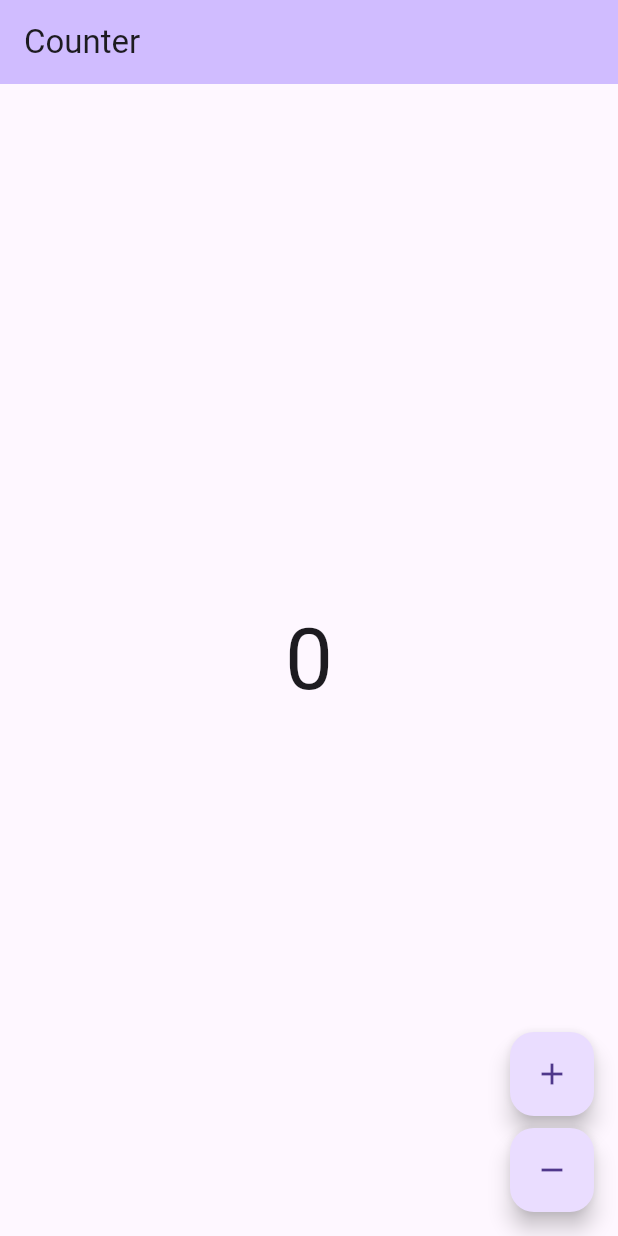
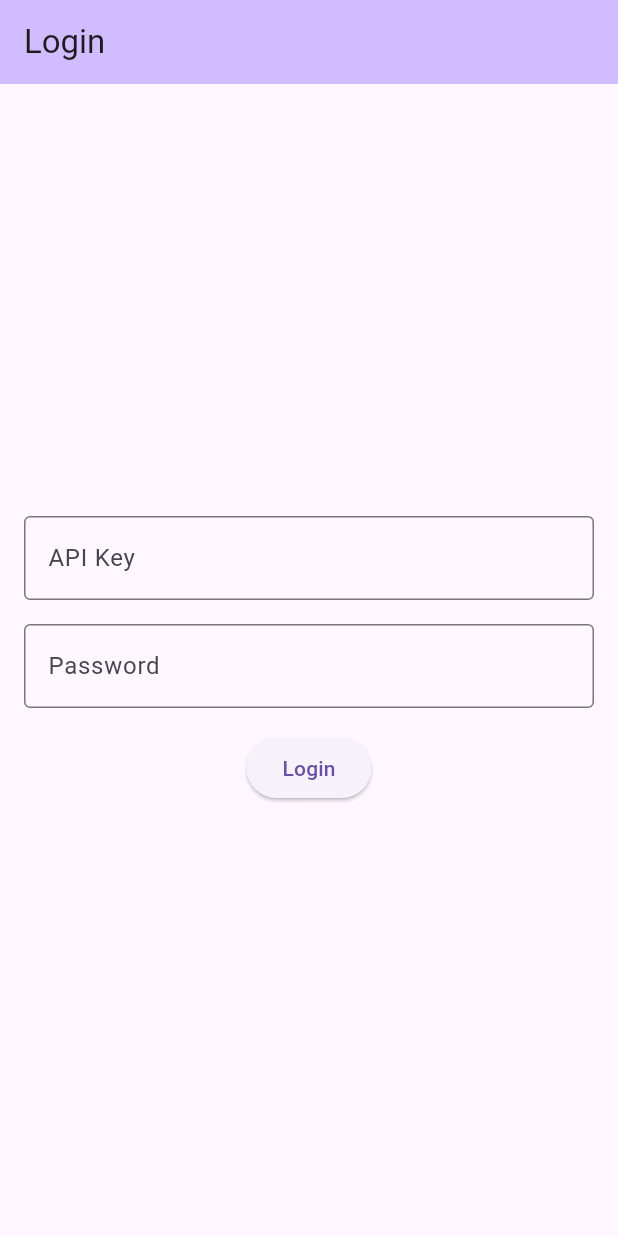
Before and after one commit to stork-delivery/stork_hub, a Flutter app: the screen it shows after launch, on a phone screen of 412 x 824 dp. Run offline on Flutter 3.47's test engine with Material 3 defaults, Android fonts, the phone set to English and light mode, and no system bars; our stand-ins replace bloc, equatable, flutter_bloc; missing offline and left inert: encrypt, pointycastle; generated files the repository leaves out were written again.

Commit message:
many things

```diff
--- a/lib/app/app.dart
+++ b/lib/app/app.dart
@@ -1 +1,2 @@
+export 'cubit/app_cubit.dart';
 export 'view/app.dart';
--- /dev/null
+++ b/lib/app/cubit/app_cubit.dart
@@ -0,0 +1,29 @@
+import 'package:bloc/bloc.dart';
+import 'package:equatable/equatable.dart';
+import 'package:stork_hub/repositories/api_key_repository.dart';
+
+part 'app_state.dart';
+
+class AppCubit extends Cubit<AppState> {
+  AppCubit({
+    required ApiKeyRepository apiKeyRepository,
+  })  : _apiKeyRepository = apiKeyRepository,
+        super(const AppState());
+
+  final ApiKeyRepository _apiKeyRepository;
+
+  void setApiKey(String? apiKey) => emit(AppState(apiKey: apiKey));
+
+  /// Saves the API key with encryption and updates the state
+  Future<void> saveAndSetApiKey({
+    required String apiKey,
+    required String password,
+  }) async {
+    await _apiKeyRepository.saveApiKey(
+      apiKey: apiKey,
+      password: password,
+    );
+
+    setApiKey(apiKey);
+  }
+}
--- /dev/null
+++ b/lib/app/cubit/app_state.dart
@@ -0,0 +1,12 @@
+part of 'app_cubit.dart';
+
+class AppState extends Equatable {
+  const AppState({
+    this.apiKey,
+  });
+
+  final String? apiKey;
+
+  @override
+  List<Object?> get props => [apiKey];
+}
--- a/lib/app/view/app.dart
+++ b/lib/app/view/app.dart
@@ -1,13 +1,27 @@
 import 'package:flutter/material.dart';
-import 'package:stork_hub/counter/counter.dart';
+import 'package:flutter_bloc/flutter_bloc.dart';
+import 'package:stork_hub/app/app.dart';
+import 'package:stork_hub/home/home.dart';
 import 'package:stork_hub/l10n/l10n.dart';
+import 'package:stork_hub/login/login.dart';
+import 'package:stork_hub/repositories/api_key_repository.dart';
 
 class App extends StatelessWidget {
   const App({super.key});
 
   @override
   Widget build(BuildContext context) {
-    return MaterialApp(
+    return MultiRepositoryProvider(
+      providers: [
+        RepositoryProvider(
+          create: (_) => ApiKeyRepository(),
+        ),
+      ],
+      child: BlocProvider(
+        create: (context) => AppCubit(
+          apiKeyRepository: context.read<ApiKeyRepository>(),
+        ),
+        child: MaterialApp(
           theme: ThemeData(
             appBarTheme: AppBarTheme(
               backgroundColor: Theme.of(context).colorScheme.inversePrimary,
@@ -16,7 +30,16 @@ class App extends StatelessWidget {
           ),
           localizationsDelegates: AppLocalizations.localizationsDelegates,
           supportedLocales: AppLocalizations.supportedLocales,
-      home: const CounterPage(),
+          home: BlocBuilder<AppCubit, AppState>(
+            builder: (context, state) {
+              if (state.apiKey != null) {
+                return const HomePage();
+              }
+              return const LoginPage();
+            },
+          ),
+        ),
+      ),
     );
   }
 }
--- /dev/null
+++ b/lib/home/home.dart
@@ -0,0 +1 @@
+export 'view/home_page.dart';
--- /dev/null
+++ b/lib/login/cubit/login_cubit.dart
@@ -0,0 +1,38 @@
+import 'package:bloc/bloc.dart';
+import 'package:equatable/equatable.dart';
+import 'package:stork_hub/repositories/api_key_repository.dart';
+
+part 'login_state.dart';
+
+class LoginCubit extends Cubit<LoginState> {
+  LoginCubit({
+    required ApiKeyRepository apiKeyRepository,
+  })  : _apiKeyRepository = apiKeyRepository,
+        super(const LoginState());
+
+  final ApiKeyRepository _apiKeyRepository;
+
+  Future<void> load() async {
+    emit(state.copyWith(loading: true));
+
+    final hasKey = await _apiKeyRepository.hasApiKey();
+    emit(
+      state.copyWith(
+        hasSavedKey: hasKey,
+        loading: false,
+      ),
+    );
+  }
+
+  Future<void> resetKey() async {
+    emit(state.copyWith(loading: true));
+
+    await _apiKeyRepository.deleteApiKey();
+    emit(
+      state.copyWith(
+        hasSavedKey: false,
+        loading: false,
+      ),
+    );
+  }
+}
--- /dev/null
+++ b/lib/login/cubit/login_state.dart
@@ -0,0 +1,24 @@
+part of 'login_cubit.dart';
+
+class LoginState extends Equatable {
+  const LoginState({
+    this.hasSavedKey = false,
+    this.loading = false,
+  });
+
+  final bool hasSavedKey;
+  final bool loading;
+
+  LoginState copyWith({
+    bool? hasSavedKey,
+    bool? loading,
+  }) {
+    return LoginState(
+      hasSavedKey: hasSavedKey ?? this.hasSavedKey,
+      loading: loading ?? this.loading,
+    );
+  }
+
+  @override
+  List<Object?> get props => [hasSavedKey, loading];
+}
--- /dev/null
+++ b/lib/login/login.dart
@@ -0,0 +1,3 @@
+export 'cubit/login_cubit.dart';
+export 'view/login_page.dart';
+export 'widgets/login_form.dart';
--- /dev/null
+++ b/lib/login/view/login_page.dart
@@ -0,0 +1,26 @@
+import 'package:flutter/material.dart';
+import 'package:flutter_bloc/flutter_bloc.dart';
+import 'package:stork_hub/login/login.dart';
+import 'package:stork_hub/repositories/api_key_repository.dart';
+
+class LoginPage extends StatelessWidget {
+  const LoginPage({super.key});
+
+  @override
+  Widget build(BuildContext context) {
+    return BlocProvider<LoginCubit>(
+      create: (context) => LoginCubit(
+        apiKeyRepository: context.read<ApiKeyRepository>(),
+      )..load(),
+      child: Scaffold(
+        appBar: AppBar(
+          title: const Text('Login'),
+        ),
+        body: const Padding(
+          padding: EdgeInsets.all(16),
+          child: LoginForm(),
+        ),
+      ),
+    );
+  }
+}
--- /dev/null
+++ b/lib/login/widgets/login_form.dart
@@ -0,0 +1,128 @@
+import 'package:flutter/material.dart';
+import 'package:flutter_bloc/flutter_bloc.dart';
+import 'package:stork_hub/app/app.dart';
+import 'package:stork_hub/login/login.dart';
+
+class LoginForm extends StatefulWidget {
+  const LoginForm({super.key});
+
+  @override
+  State<LoginForm> createState() => _LoginFormState();
+}
+
+class _LoginFormState extends State<LoginForm> {
+  final _apiKeyController = TextEditingController();
+  final _passwordController = TextEditingController();
+
+  @override
+  void dispose() {
+    _apiKeyController.dispose();
+    _passwordController.dispose();
+    super.dispose();
+  }
+
+  @override
+  Widget build(BuildContext context) {
+    return BlocBuilder<LoginCubit, LoginState>(
+      builder: (context, state) {
+        if (state.loading) {
+          return const Center(
+            child: CircularProgressIndicator(),
+          );
+        }
+
+        return Column(
+          mainAxisAlignment: MainAxisAlignment.center,
+          children: [
+            if (!state.hasSavedKey) ...[
+              TextField(
+                controller: _apiKeyController,
+                decoration: const InputDecoration(
+                  labelText: 'API Key',
+                  border: OutlineInputBorder(),
+                ),
+              ),
+              const SizedBox(height: 16),
+            ],
+            TextField(
+              controller: _passwordController,
+              obscureText: true,
+              decoration: const InputDecoration(
+                labelText: 'Password',
+                border: OutlineInputBorder(),
+              ),
+            ),
+            const SizedBox(height: 16),
+            ElevatedButton(
+              onPressed: () {
+                final password = _passwordController.text;
+
+                if (!state.hasSavedKey) {
+                  final apiKey = _apiKeyController.text;
+                  if (apiKey.isEmpty || password.isEmpty) {
+                    ScaffoldMessenger.of(context).showSnackBar(
+                      const SnackBar(
+                        content: Text('Please fill in all fields'),
+                      ),
+                    );
+                    return;
+                  }
+
+                  context.read<AppCubit>().saveAndSetApiKey(
+                        apiKey: apiKey,
+                        password: password,
+                      );
+                } else {
+                  if (password.isEmpty) {
+                    ScaffoldMessenger.of(context).showSnackBar(
+                      const SnackBar(
+                        content: Text('Please enter your password'),
+                      ),
+                    );
+                    return;
+                  }
+
+                  // TODO(erickzanardo): Implement login with saved key
+                }
+              },
+              child: Text(state.hasSavedKey ? 'Unlock' : 'Login'),
+            ),
+            if (state.hasSavedKey) ...[
+              const SizedBox(height: 8),
+              TextButton(
+                onPressed: () {
+                  showDialog<void>(
+                    context: context,
+                    builder: (alertContext) {
+                      return AlertDialog(
+                        title: const Text('Reset API Key'),
+                        content: const Text(
+                          'Are you sure you want to reset your API key? '
+                          'You will need to enter it again.',
+                        ),
+                        actions: [
+                          TextButton(
+                            onPressed: () => Navigator.pop(alertContext),
+                            child: const Text('Cancel'),
+                          ),
+                          TextButton(
+                            onPressed: () {
+                              context.read<LoginCubit>().resetKey();
+                              Navigator.pop(alertContext);
+                            },
+                            child: const Text('Reset'),
+                          ),
+                        ],
+                      );
+                    },
+                  );
+                },
+                child: const Text('Reset API Key'),
+              ),
+            ],
+          ],
+        );
+      },
+    );
+  }
+}
--- a/lib/main_staging.dart
+++ /dev/null
@@ -1,6 +0,0 @@
-import 'package:stork_hub/app/app.dart';
-import 'package:stork_hub/bootstrap.dart';
-
-void main() {
-  bootstrap(() => const App());
-}
--- /dev/null
+++ b/lib/repositories/api_key_repository.dart
@@ -0,0 +1,99 @@
+import 'dart:convert';
+import 'dart:io';
+import 'dart:typed_data';
+import 'package:encrypt/encrypt.dart';
+import 'package:path_provider/path_provider.dart';
+import 'package:pointycastle/digests/sha256.dart';
+import 'package:pointycastle/key_derivators/pbkdf2.dart';
+import 'package:pointycastle/macs/hmac.dart';
+import 'package:pointycastle/pointycastle.dart';
+
+/// A repository that handles API key storage and retrieval
+class ApiKeyRepository {
+  static const _iterations = 1000;
+  static const _keyLength = 32; // 256 bits
+  static const _ivLength = 16; // 128 bits
+  static const _salt = 'stork_hub_salt'; // Fixed salt for simplicity
+  static const _fileName = 'api_key.enc';
+
+  Future<String> get _storageFile async {
+    final directory = await getApplicationSupportDirectory();
+    return '${directory.path}/$_fileName';
+  }
+
+  Uint8List _deriveKey(String password) {
+    final params = Pbkdf2Parameters(
+      utf8.encode(_salt),
+      _iterations,
+      _keyLength,
+    );
+
+    final pbkdf2 = PBKDF2KeyDerivator(HMac(SHA256Digest(), 64))..init(params);
+    return pbkdf2.process(utf8.encode(password));
+  }
+
+  /// Saves an API key with encryption using the provided password
+  Future<void> saveApiKey({
+    required String apiKey,
+    required String password,
+  }) async {
+    final derivedKey = _deriveKey(password);
+    final key = Key(derivedKey);
+    final iv = IV.fromSecureRandom(_ivLength);
+    final encrypter = Encrypter(AES(key));
+
+    final encrypted = encrypter.encrypt(apiKey, iv: iv);
+
+    // Store both the IV and encrypted data
+    final dataToStore = {
+      'iv': iv.bytes,
+      'encrypted': encrypted.bytes,
+    };
+
+    final file = File(await _storageFile);
+    await file.writeAsString(jsonEncode(dataToStore));
+  }
+
+  /// Retrieves a previously saved API key using the provided password
+  Future<String?> getApiKey({
+    required String password,
+  }) async {
+    if (!await hasApiKey()) {
+      return null;
+    }
+
+    try {
+      final file = File(await _storageFile);
+      final content = await file.readAsString();
+      final data = jsonDecode(content) as Map<String, dynamic>;
+
+      final derivedKey = _deriveKey(password);
+      final key = Key(derivedKey);
+      final iv = IV(Uint8List.fromList(List<int>.from(data['iv'] as List)));
+      final encrypter = Encrypter(AES(key));
+
+      final encrypted = Encrypted(
+        Uint8List.fromList(List<int>.from(data['encrypted'] as List)),
+      );
+
+      return encrypter.decrypt(encrypted, iv: iv);
+    } catch (e) {
+      // If decryption fails (wrong password) or file is corrupted
+      return null;
+    }
+  }
+
+  /// Checks if an API key file exists
+  Future<bool> hasApiKey() async {
+    final file = File(await _storageFile);
+    return file.existsSync();
+  }
+
+  /// Deletes the saved API key file if it exists
+  Future<void> deleteApiKey() async {
+    final file = File(await _storageFile);
+    if (file.existsSync()) {
+      await file.delete();
+    }
+  }
+}
--- a/pubspec.yaml
+++ b/pubspec.yaml
@@ -8,12 +8,16 @@ environment:
 
 dependencies:
   bloc: ^8.1.4
+  encrypt: ^5.0.3
+  equatable: ^2.0.5
   flutter:
     sdk: flutter
   flutter_bloc: ^8.1.6
   flutter_localizations:
     sdk: flutter
   intl: ^0.19.0
+  path_provider: ^2.1.1
+  pointycastle: ^3.7.3
 
 dev_dependencies:
   bloc_test: ^9.1.7
```
Also changed, not shown: lib/home/view/home_page.dart (added, +17 -0 lines), pubspec.lock, 8 other files. Lines whose indentation alone changed are shown as unchanged.
